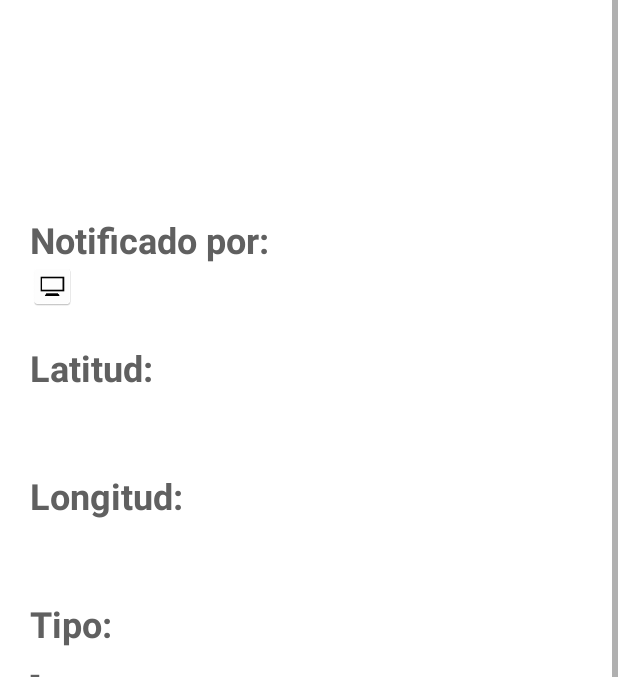
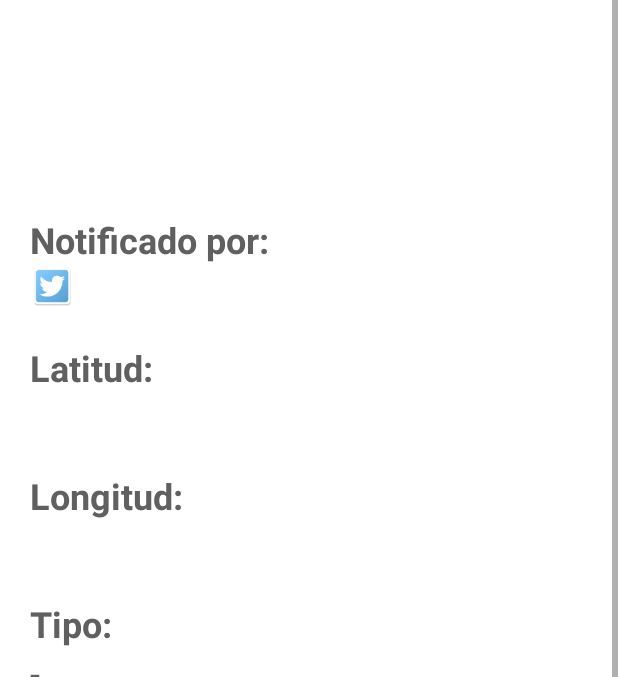
Before and after one commit to CarlosTenorio/vespapp-android, an Android app: the SightingViewActivity screen opened directly, with no data from a screen before it, on a phone screen of 412 x 824 dp, the part 137-814 px from its top. Run offline under Robolectric (Android 15) with nearby library versions, the phone set to English and light mode, and no system bars; our stand-ins replace Picasso; libraries missing offline, so code that uses them is left out: com.joanzapata.iconify; pictures from the network do not load; 20 statements that could not run were skipped.

Commit message:
Add icon twitter on sighting info

```diff
--- a/app/src/main/java/com/habitissimo/vespapp/sighting/SightingViewActivity.java
+++ b/app/src/main/java/com/habitissimo/vespapp/sighting/SightingViewActivity.java
@@ -155,9 +155,9 @@ public class SightingViewActivity extends AppCompatActivity {
         } else if (source.equals("app")) {
             ImageView myImage = (ImageView) findViewById(R.id.sighting_source_image);
             myImage.setImageResource(R.mipmap.ic_movile);
-        } else {
+        } else { //Twitter
             ImageView myImage = (ImageView) findViewById(R.id.sighting_source_image);
-            myImage.setImageResource(R.mipmap.ic_computer);
+            myImage.setImageResource(R.mipmap.ic_twitter);
         }
 
         TextView lLat = (TextView) findViewById(R.id.sighting_lat_label);
```
Also changed, not shown: app/src/main/ic_twitter-web.png (added), app/src/main/res/drawable/twitter_icon.png (added), app/src/main/res/mipmap-hdpi/ic_twitter.png (added), app/src/main/res/mipmap-mdpi/ic_twitter.png (added), app/src/main/res/mipmap-xhdpi/ic_twitter.png (added), app/src/main/res/mipmap-xxhdpi/ic_twitter.png (added), app/src/main/res/mipmap-xxxhdpi/ic_twitter.png (added).
